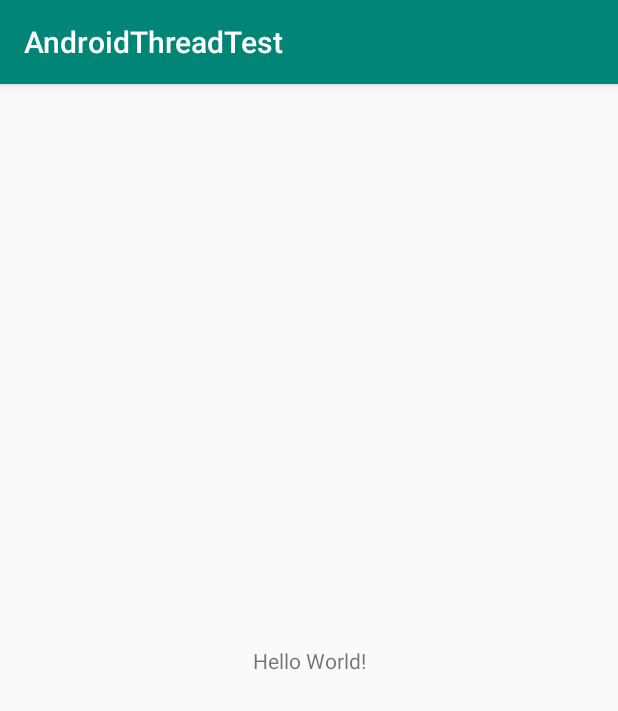
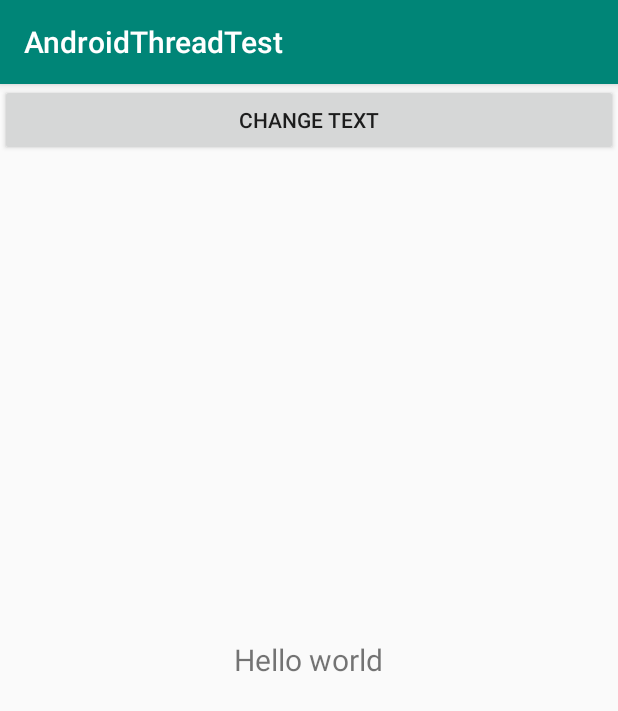
Before and after one commit to zqzal/AndroidThreadTest, an Android app: the screen it shows after launch (MainActivity), on a phone screen of 412 x 824 dp. Shown: the top 711 px of the screen. Run offline under Robolectric (Android 15) with nearby library versions, the phone set to English and light mode, and no system bars.

Commit message:
Only the original thread that created a view hierarchy can touch its views.

```diff
--- a/app/build.gradle
+++ b/app/build.gradle
@@ -1,7 +1,7 @@
 apply plugin: 'com.android.application'
 
 android {
-    compileSdkVersion 29
+    compileSdkVersion 28
     defaultConfig {
         applicationId "com.xuxi.androidthreadtest"
         minSdkVersion 20
--- a/app/src/main/java/com/xuxi/androidthreadtest/MainActivity.java
+++ b/app/src/main/java/com/xuxi/androidthreadtest/MainActivity.java
@@ -3,12 +3,38 @@ package com.xuxi.androidthreadtest;
 import androidx.appcompat.app.AppCompatActivity;
 
 import android.os.Bundle;
+import android.view.View;
+import android.widget.Button;
+import android.widget.TextView;
 
-public class MainActivity extends AppCompatActivity {
+public class MainActivity extends AppCompatActivity implements View.OnClickListener{
+
+    private TextView text;
 
     @Override
     protected void onCreate(Bundle savedInstanceState) {
         super.onCreate(savedInstanceState);
         setContentView(R.layout.activity_main);
+
+        text = findViewById(R.id.text);
+        Button changeText = findViewById(R.id.change_text);
+        changeText.setOnClickListener(this);
+
+    }
+
+    @Override
+    public void onClick(View view) {
+        switch (view.getId()){
+            case R.id.change_text:
+                new Thread(new Runnable() {
+                    @Override
+                    public void run() {
+                        text.setText("Nice To meet you");
+                    }
+                }).start();
+                break;
+                default:
+                    break;
+        }
     }
 }
--- a/app/src/main/res/layout/activity_main.xml
+++ b/app/src/main/res/layout/activity_main.xml
@@ -1,18 +1,20 @@
 <?xml version="1.0" encoding="utf-8"?>
-<androidx.constraintlayout.widget.ConstraintLayout xmlns:android="http://schemas.android.com/apk/res/android"
-    xmlns:app="http://schemas.android.com/apk/res-auto"
-    xmlns:tools="http://schemas.android.com/tools"
+<RelativeLayout xmlns:android="http://schemas.android.com/apk/res/android"
     android:layout_width="match_parent"
-    android:layout_height="match_parent"
-    tools:context=".MainActivity">
+    android:layout_height="match_parent">
+
+    <Button
+        android:id="@+id/change_text"
+        android:layout_width="match_parent"
+        android:layout_height="wrap_content"
+        android:text="Change Text"/>
 
     <TextView
+        android:id="@+id/text"
         android:layout_width="wrap_content"
         android:layout_height="wrap_content"
-        android:text="Hello World!"
-        app:layout_constraintBottom_toBottomOf="parent"
-        app:layout_constraintLeft_toLeftOf="parent"
-        app:layout_constraintRight_toRightOf="parent"
-        app:layout_constraintTop_toTopOf="parent" />
+        android:layout_centerInParent="true"
+        android:text="Hello world"
+        android:textSize="20sp"/>
 
-</androidx.constraintlayout.widget.ConstraintLayout>
+</RelativeLayout>
```
